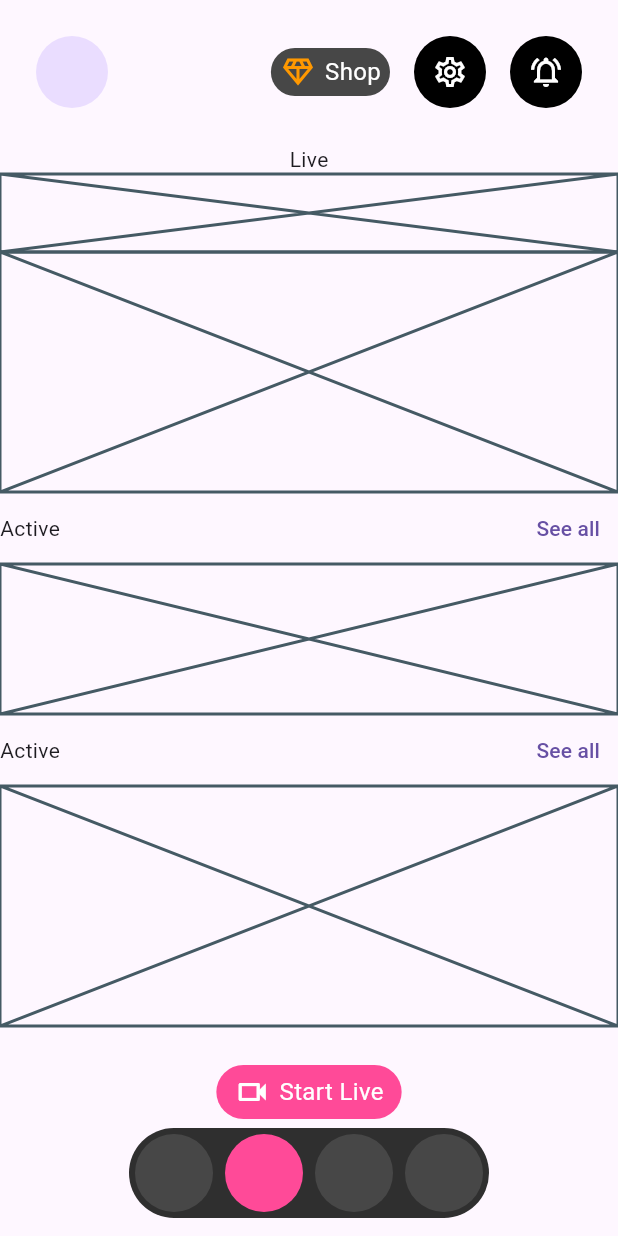
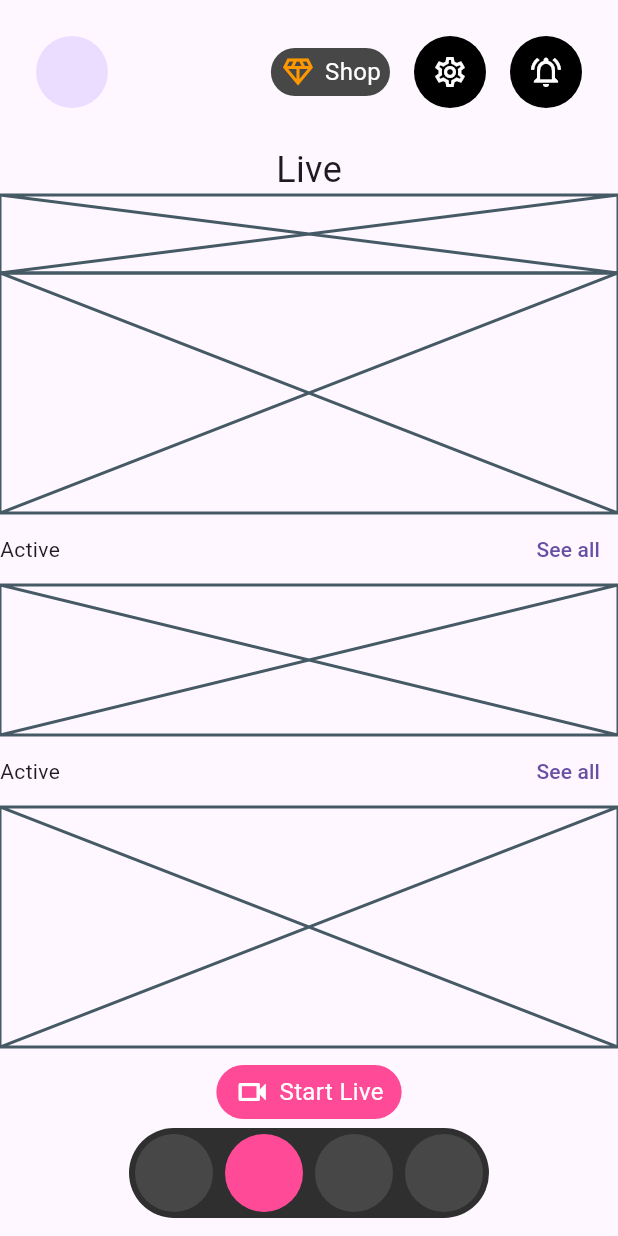
Before and after one commit to JAICHANGPARK/flutter_notebook_chapter_43, a Flutter app: the AiVideoHomePage screen opened directly, on a phone screen of 412 x 824 dp. Run offline on Flutter 3.47's test engine with Material 3 defaults, Android fonts, the phone set to English and light mode, and no system bars; our stand-ins replace gap, hugeicons, percent_indicator.

Commit message:
Update ai_video_home_page.dart

```diff
--- a/lib/ep2181_ai_video_chat_app/ui/ai_video_home_page.dart
+++ b/lib/ep2181_ai_video_chat_app/ui/ai_video_home_page.dart
@@ -90,7 +90,12 @@ class _AiVideoHomePageState extends State<AiVideoHomePage> {
                       ],
                     ),
                   ),
-                  Text("Live"),
+                  Text(
+                    "Live",
+                    style: TextStyle(
+                      fontSize: 24,
+                    ),
+                  ),
                   Container(
                     height: 52,
                     child: Placeholder(),
@@ -101,10 +106,7 @@ class _AiVideoHomePageState extends State<AiVideoHomePage> {
                   ),
                   Row(
                     mainAxisAlignment: MainAxisAlignment.spaceBetween,
-                    children: [
-                      Text("Active"),
-                      TextButton(onPressed: (){}, child: Text("See all"))
-                    ],
+                    children: [Text("Active"), TextButton(onPressed: () {}, child: Text("See all"))],
                   ),
                   Container(
                     height: 100,
@@ -112,10 +114,7 @@ class _AiVideoHomePageState extends State<AiVideoHomePage> {
                   ),
                   Row(
                     mainAxisAlignment: MainAxisAlignment.spaceBetween,
-                    children: [
-                      Text("Active"),
-                      TextButton(onPressed: (){}, child: Text("See all"))
-                    ],
+                    children: [Text("Active"), TextButton(onPressed: () {}, child: Text("See all"))],
                   ),
                   Container(
                     height: 160,
@@ -148,10 +147,7 @@ class _AiVideoHomePageState extends State<AiVideoHomePage> {
                         ),
                         Text(
                           "Start Live",
-                          style: TextStyle(
-                            color: Colors.white,
-                            fontSize: 16
-                          ),
+                          style: TextStyle(color: Colors.white, fontSize: 16),
                         ),
                       ],
                     ),
```
